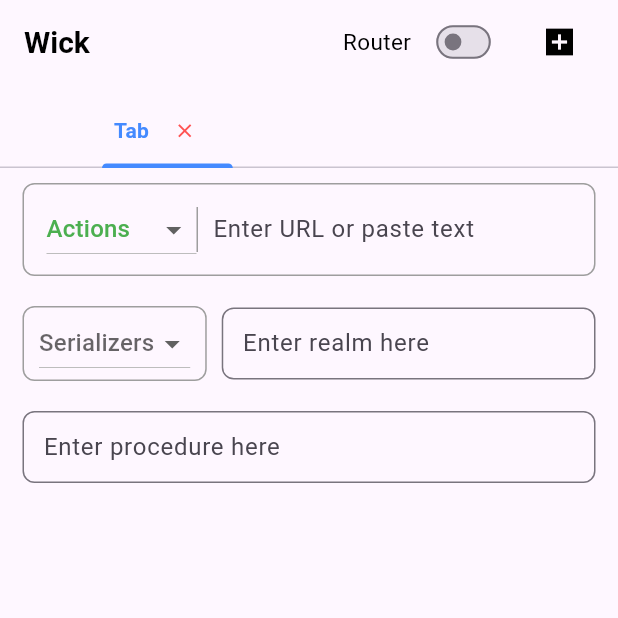
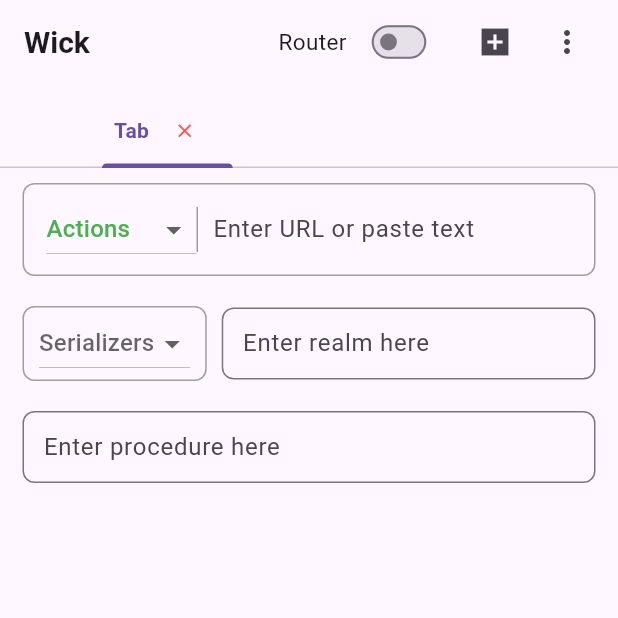
Before and after one commit to xconnio/xconn-ui, a Flutter app: the screen it shows after launch, in the side drawer, after a tap on the "add box" icon, on a phone screen of 412 x 824 dp, the top half of it. Run offline on Flutter 3.47's test engine with Material 3 defaults, Android fonts, the phone set to English and light mode, and no system bars; our stand-ins replace theme_provider; missing offline and left inert: xconn; Roboto replaces fonts that are missing (Arial); project files that could hold a hidden picture were left out.

Commit message:
add light and dark theme

```diff
--- a/lib/constants.dart
+++ b/lib/constants.dart
@@ -1,12 +1,12 @@
 import "package:flutter/material.dart";
 
 /// Colors ///
-Color homeAppBarBackgroundColor = Colors.white;
+Color homeAppBarBackgroundColor = const Color(0xffF9F9FB);
 Color homeAppBarTextColor = Colors.black;
 Color blackColor = Colors.black;
 Color dropDownTextColor = Colors.green;
 Color blueAccentColor = Colors.blueAccent;
-Color whiteColor = Colors.white;
+Color whiteColor = const Color(0xffF9F9FB);
 Color closeIconColor = Colors.redAccent;
 
 /// Icon Size ///
--- a/lib/main.dart
+++ b/lib/main.dart
@@ -1,5 +1,6 @@
 import "package:flutter/material.dart";
 import "package:provider/provider.dart";
+import "package:theme_provider/theme_provider.dart";
 import "package:wick_ui/providers/args_provider.dart";
 import "package:wick_ui/providers/event_provider.dart";
 import "package:wick_ui/providers/invocation_provider.dart";
@@ -33,20 +34,42 @@ class MyApp extends StatelessWidget {
         ChangeNotifierProvider(create: (context) => RouterRealmProvider()),
         ChangeNotifierProvider(create: (context) => RouterStateProvider()),
       ],
-      child: MaterialApp(
+      child: ThemeProvider(
+        saveThemesOnChange: true,
+        onInitCallback: (controller, previouslySavedThemeFuture) async {
+          final view = View.of(context);
+          String? savedTheme = await previouslySavedThemeFuture;
+          if (savedTheme != null) {
+            controller.setTheme(savedTheme);
+          } else {
+            Brightness platformBrightness = view.platformDispatcher.platformBrightness;
+            if (platformBrightness == Brightness.dark) {
+              controller.setTheme("dark");
+            } else {
+              controller.setTheme("light");
+            }
+            await controller.forgetSavedTheme();
+          }
+        },
+        themes: <AppTheme>[
+          AppTheme.light(id: "light"),
+          AppTheme.dark(id: "dark"),
+        ],
+        child: ThemeConsumer(
+          child: Builder(
+            builder: (themeContext) => MaterialApp(
               title: "Wick",
               debugShowCheckedModeBanner: false,
-        theme: ThemeData(
-          primarySwatch: Colors.blue,
-          fontFamily: "Arial",
-          useMaterial3: true,
-        ),
+              theme: ThemeProvider.themeOf(themeContext).data,
               home: const ResponsiveLayout(
                 mobileScaffold: MobileHomeScaffold(),
                 tabletScaffold: MobileHomeScaffold(),
                 desktopScaffold: MobileHomeScaffold(),
               ),
             ),
+          ),
+        ),
+      ),
     );
   }
 }
--- a/lib/screens/mobile/mobile_home.dart
+++ b/lib/screens/mobile/mobile_home.dart
@@ -11,6 +11,7 @@ import "package:wick_ui/providers/router_state_provider.dart";
 import "package:wick_ui/providers/router_toggleswitch_provider.dart";
 import "package:wick_ui/providers/session_states_provider.dart";
 import "package:wick_ui/screens/mobile/router_dialogbox.dart";
+import "package:wick_ui/screens/mobile/settings_screen.dart";
 import "package:wick_ui/utils/args_screen.dart";
 import "package:wick_ui/utils/kwargs_screen.dart";
 import "package:wick_ui/utils/tab_data_class.dart";
@@ -104,15 +105,37 @@ class _MobileHomeScaffoldState extends State<MobileHomeScaffold> with TickerProv
     }
   }
 
+  Future<void> _showPopupMenu(BuildContext context) async {
+    await showMenu(
+      context: context,
+      position: const RelativeRect.fromLTRB(90, 90, 20, 0),
+      items: [
+        PopupMenuItem(
+          value: "Settings",
+          child: ListTile(
+            onTap: () {
+              Navigator.pushReplacement(context, MaterialPageRoute(builder: (context) => const SettingsScreen()));
+            },
+            leading: const Icon(
+              Icons.settings,
+            ),
+            title: const Text(
+              "Settings",
+            ),
+          ),
+        ),
+      ],
+    );
+  }
+
   @override
   Widget build(BuildContext context) {
     var routerProvider = Provider.of<RouterStateProvider>(context, listen: false);
     return Scaffold(
       appBar: AppBar(
-        title: Text(
+        title: const Text(
           "Wick",
           style: TextStyle(
-            color: homeAppBarTextColor,
             fontSize: 20,
             fontWeight: FontWeight.bold,
           ),
@@ -127,9 +150,9 @@ class _MobileHomeScaffoldState extends State<MobileHomeScaffold> with TickerProv
                   padding: const EdgeInsets.symmetric(vertical: 12, horizontal: horizontalPadding),
                   child: Row(
                     children: [
-                      Text(
+                      const Text(
                         "Router",
-                        style: TextStyle(color: homeAppBarTextColor, fontSize: iconSize),
+                        style: TextStyle(fontSize: iconSize),
                       ),
                       const SizedBox(width: 5),
                       Transform.scale(
@@ -157,13 +180,20 @@ class _MobileHomeScaffoldState extends State<MobileHomeScaffold> with TickerProv
                 );
               },
             ),
+          IconButton(
+            onPressed: _addTab,
+            icon: const Icon(
+              Icons.add_box_sharp,
+            ),
+          ),
           Padding(
-            padding: const EdgeInsets.only(right: 15),
+            padding: const EdgeInsets.only(right: 10),
             child: IconButton(
-              onPressed: _addTab,
-              icon: Icon(
-                Icons.add_box_sharp,
-                color: blackColor,
+              onPressed: () async {
+                await _showPopupMenu(context);
+              },
+              icon: const Icon(
+                Icons.more_vert,
               ),
             ),
           ),
@@ -174,7 +204,7 @@ class _MobileHomeScaffoldState extends State<MobileHomeScaffold> with TickerProv
                 child: TabBar(
                   controller: _tabController,
                   isScrollable: true,
-                  indicatorColor: blueAccentColor,
+                  // indicatorColor: blueAccentColor,
                   indicatorWeight: 1,
                   tabs: _tabNames
                       .asMap()
@@ -265,9 +295,9 @@ class _MobileHomeScaffoldState extends State<MobileHomeScaffold> with TickerProv
                     ],
                   ),
                 ),
-                child: Text(
+                child: const Text(
                   "Close",
-                  style: TextStyle(color: whiteColor, fontSize: 18, fontWeight: FontWeight.bold),
+                  style: TextStyle(fontSize: 18, fontWeight: FontWeight.bold),
                 ),
               ),
             ),
@@ -295,7 +325,7 @@ class _MobileHomeScaffoldState extends State<MobileHomeScaffold> with TickerProv
             Text(
               tabName,
               style: TextStyle(
-                color: isSelected ? blueAccentColor : blackColor,
+                // color: isSelected ? blueAccentColor : blackColor,
                 fontWeight: isSelected ? FontWeight.bold : FontWeight.normal,
               ),
             ),
@@ -493,10 +523,9 @@ class _MobileHomeScaffoldState extends State<MobileHomeScaffold> with TickerProv
           ),
           child: Text(
             result,
-            style: TextStyle(
+            style: const TextStyle(
               fontSize: 17,
               fontWeight: FontWeight.w700,
-              color: blackColor,
             ),
           ),
         ),
@@ -529,10 +558,9 @@ class _MobileHomeScaffoldState extends State<MobileHomeScaffold> with TickerProv
           width: MediaQuery.of(context).size.width,
           child: Text(
             resultLabel,
-            style: TextStyle(
+            style: const TextStyle(
               fontSize: 15,
               fontWeight: FontWeight.w600,
-              color: blackColor,
             ),
           ),
         ),
@@ -600,7 +628,6 @@ class _MobileHomeScaffoldState extends State<MobileHomeScaffold> with TickerProv
           child: Text(
             label,
             style: const TextStyle(
-              color: Colors.white,
               fontSize: 16,
               fontWeight: FontWeight.w600,
             ),
--- a/pubspec.yaml
+++ b/pubspec.yaml
@@ -38,6 +38,7 @@ dependencies:
   fluttertoast: ^8.2.5
   provider: ^6.1.2
   shared_preferences: ^2.2.3
+  theme_provider: ^0.6.0
   xconn:
     git: https://github.com/xconnio/xconn-dart
 
```
Also changed, not shown: lib/screens/mobile/router_dialogbox.dart (+4 -10 lines), lib/screens/mobile/settings_screen.dart (added, +45 -0 lines). Lines whose indentation alone changed are shown as unchanged.
